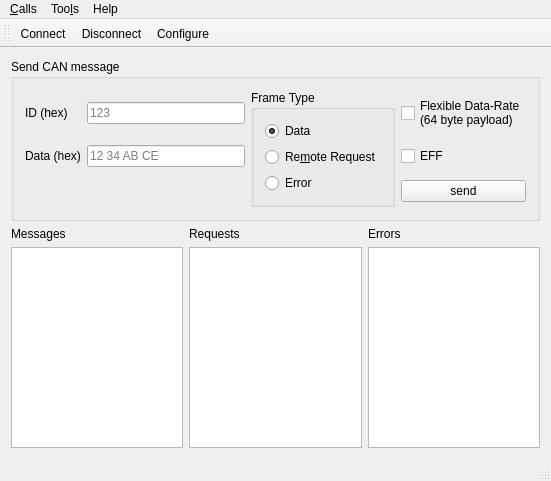
Old version of the form examples/serialbus/can/mainwindow.ui in the repository qt/qtserialbus.
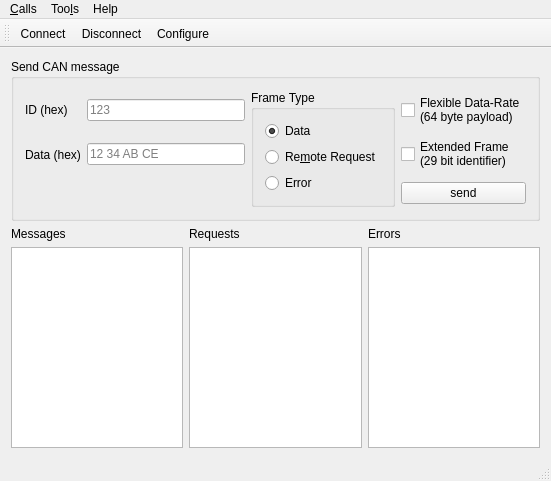
New version of the form. Icons and pictures are not drawn.

Commit message:
CAN-Example: Improve description of Extended Frame Format box
In the same step, adjust the checkbox object name to the
other one.

Patch:
```diff
--- a/examples/serialbus/can/mainwindow.ui
+++ b/examples/serialbus/can/mainwindow.ui
@@ -84,7 +84,8 @@
          <item row="1" column="3">
           <widget class="QCheckBox" name="EFF">
            <property name="text">
-            <string>EFF</string>
+            <string>Extended Frame
+(29 bit identifier)</string>
            </property>
           </widget>
          </item>
```
Left out of the diff: 6 changed lines with no effect on the pictures. The commit also changes 1 other file.
